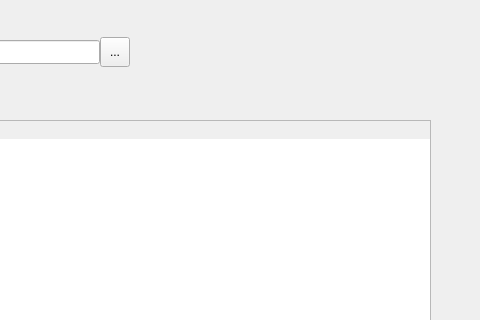
Before: the Qt Designer form app/mainwindow.ui in AlexeyScherbakov2021/Remont, drawn with Qt 5; both pictures show x 320 to 800 and y 0 to 320 of the 800 by 600 pixel window.
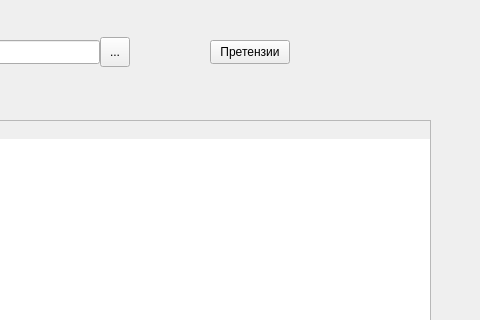
After: the same form once the commit is applied.

The edit to the form file:
```diff
--- a/app/mainwindow.ui
+++ b/app/mainwindow.ui
@@ -143,6 +143,19 @@
      </property>
     </column>
    </widget>
+   <widget class="QPushButton" name="pbClaim">
+    <property name="geometry">
+     <rect>
+      <x>530</x>
+      <y>40</y>
+      <width>80</width>
+      <height>24</height>
+     </rect>
+    </property>
+    <property name="text">
+     <string>Претензии</string>
+    </property>
+   </widget>
   </widget>
   <widget class="QMenuBar" name="menubar">
    <property name="geometry">
```
